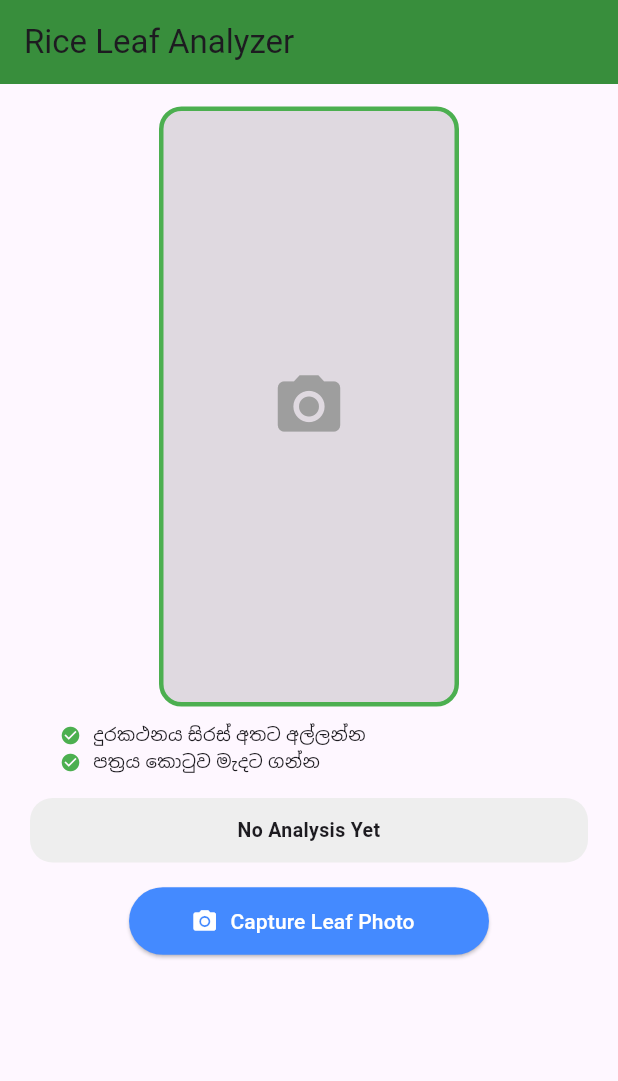
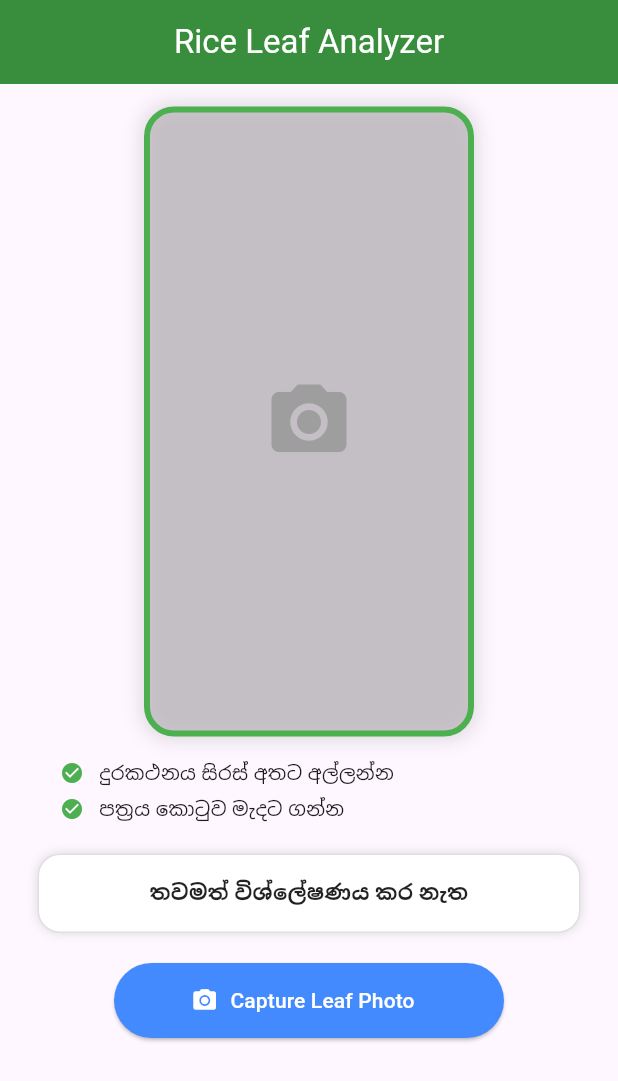
Before and after one commit to Anjanaaberathna01/Rice_Nutrient_Project, a Flutter app: the screen it shows after launch, on a phone screen of 412 x 824 dp. Shown: the top 1081 px of the screen. Run offline on Flutter 3.47's test engine with Material 3 defaults, Android fonts, the phone set to English and light mode, and no system bars; our stand-ins replace geolocator, google_maps_flutter, image_picker.

Commit message:
Refactor model loading and improve prediction logic; update UI messages and layout in mobile app

```diff
--- a/mobile_app_flutter/lib/main.dart
+++ b/mobile_app_flutter/lib/main.dart
@@ -3,7 +3,7 @@ import 'package:image_picker/image_picker.dart';
 import 'dart:io';
 import 'package:http/http.dart' as http;
 import 'dart:convert';
-import 'map_screen.dart'; // දැන් මෙය පාවිච්චි වන නිසා Warning එකක් එන්නේ නැත
+import 'map_screen.dart';
 import 'package:geolocator/geolocator.dart';
 import 'package:image/image.dart' as img;
 
@@ -33,7 +33,7 @@ class HomeScreen extends StatefulWidget {
 
 class _HomeScreenState extends State<HomeScreen> {
   File? _selectedImage;
-  String _result = "No Analysis Yet";
+  String _result = "තවමත් විශ්ලේෂණය කර නැත";
   bool _isLoading = false;
   double? _lat;
   double? _lng;
@@ -68,7 +68,7 @@ class _HomeScreenState extends State<HomeScreen> {
     if (image != null) {
       setState(() {
         _selectedImage = File(image.path);
-        _result = "Captured. Review and Analyze.";
+        _result = "පින්තූරය ලබාගත්තා. දැන් Analyze කරන්න.";
         _lat = null;
         _lng = null;
       });
@@ -80,17 +80,16 @@ class _HomeScreenState extends State<HomeScreen> {
 
     setState(() {
       _isLoading = true;
-      _result = "Processing Image & Analyzing...";
+      _result = "පින්තූරය පිරිසැකසුම් කරමින් විශ්ලේෂණය කරයි...";
     });
 
     try {
-      // --- පින්තූරය සැබෑ ලෙසම Crop කිරීමේ ක්‍රියාවලිය ---
+      // --- පින්තූරය Crop කිරීමේ ක්‍රියාවලිය ---
       final bytes = await _selectedImage!.readAsBytes();
       img.Image? originalImage = img.decodeImage(bytes);
 
       if (originalImage == null) throw Exception("Could not decode image");
 
-      // පටු සිරස් කොටසක් මැදින් කපා ගමු (Width 40% ට අඩු කරනවා)
       int cropWidth = (originalImage.width * 0.4).toInt();
       int cropHeight = originalImage.height;
 
@@ -105,12 +104,13 @@ class _HomeScreenState extends State<HomeScreen> {
       final tempDir = Directory.systemTemp;
       final croppedFile = File('${tempDir.path}/temp_crop.jpg');
       await croppedFile.writeAsBytes(img.encodeJpg(croppedImage));
-      // ---------------------------------------
 
+      // ස්ථානය ලබා ගැනීම
       Position position = await _determinePosition();
       _lat = position.latitude;
       _lng = position.longitude;
 
+      // Backend URL (මෙහි IP එක පරීක්ෂා කරන්න)
       var uri = Uri.parse('http://192.168.8.163:5000/predict');
       var request = http.MultipartRequest('POST', uri);
 
@@ -123,13 +123,19 @@ class _HomeScreenState extends State<HomeScreen> {
       var decodedData = json.decode(responseData);
 
       setState(() {
-        if (decodedData['is_rice'] == true) {
-          _result = "Status: ${decodedData['prediction']}\n"
-                    "Confidence: ${(decodedData['confidence'] * 100).toStringAsFixed(2)}%\n"
-                    "Solution: ${decodedData['solution']}";
+        // --- Status අනුව UI එක වෙනස් කිරීම ---
+        if (decodedData['status'] == 'success') {
+          _result = "තත්ත්වය: ${decodedData['prediction']}\n"
+                    "විශ්වාසනීයත්වය: ${(decodedData['confidence'] * 100).toStringAsFixed(2)}%\n"
+                    "විසඳුම: ${decodedData['solution']}";
+        } else if (decodedData['status'] == 'unclear') {
+          _lat = null; _lng = null;
+          _result = "⚠️ අපැහැදිලියි: ${decodedData['message']}";
+        } else if (decodedData['status'] == 'invalid') {
+          _lat = null; _lng = null;
+          _result = "❌ වැරදියි: ${decodedData['message']}";
         } else {
-          _lat = null; _lng = null;
-          _result = "Message: ${decodedData['message']}";
+          _result = "Error: ${decodedData['error'] ?? 'Unknown Error'}";
         }
       });
     } catch (e) {
@@ -144,7 +150,9 @@ class _HomeScreenState extends State<HomeScreen> {
     return Scaffold(
       appBar: AppBar(
         title: const Text("Rice Leaf Analyzer"),
+        centerTitle: true,
         backgroundColor: Colors.green[700],
+        foregroundColor: Colors.white,
       ),
       body: SafeArea(
         child: SingleChildScrollView(
@@ -154,57 +162,69 @@ class _HomeScreenState extends State<HomeScreen> {
 
               Center(
                 child: Container(
-                  width: 200,
-                  height: 400,
+                  width: 220,
+                  height: 420,
                   decoration: BoxDecoration(
-                    border: Border.all(color: Colors.green, width: 3),
-                    borderRadius: BorderRadius.circular(15),
+                    border: Border.all(color: Colors.green, width: 4),
+                    borderRadius: BorderRadius.circular(20),
                     color: Colors.black12,
+                    boxShadow: [
+                      BoxShadow(color: Colors.black12, blurRadius: 10, spreadRadius: 2)
+                    ]
                   ),
                   child: ClipRRect(
-                    borderRadius: BorderRadius.circular(12),
+                    borderRadius: BorderRadius.circular(16),
                     child: _selectedImage == null
-                        ? const Center(child: Icon(Icons.camera_alt, size: 50, color: Colors.grey))
+                        ? const Center(child: Icon(Icons.camera_alt, size: 60, color: Colors.grey))
                         : Image.file(_selectedImage!, fit: BoxFit.cover),
-                  ),
-                ),
-              ),
-
-              const SizedBox(height: 10),
-
-              const Padding(
-                padding: EdgeInsets.symmetric(horizontal: 40),
-                child: Column(
-                  children: [
-                    Row(children: [Icon(Icons.check_circle, color: Colors.green, size: 14), SizedBox(width: 8), Text("දුරකථනය සිරස් අතට අල්ලන්න", style: TextStyle(fontSize: 12))]),
-                    Row(children: [Icon(Icons.check_circle, color: Colors.green, size: 14), SizedBox(width: 8), Text("පත්‍රය කොටුව මැදට ගන්න", style: TextStyle(fontSize: 12))]),
-                  ],
-                ),
-              ),
-
-              const SizedBox(height: 15),
-
-              Padding(
-                padding: const EdgeInsets.symmetric(horizontal: 20),
-                child: Container(
-                  width: double.infinity,
-                  padding: const EdgeInsets.all(12),
-                  decoration: BoxDecoration(
-                    color: Colors.grey[200],
-                    borderRadius: BorderRadius.circular(15),
-                  ),
-                  child: Text(
-                    _result,
-                    textAlign: TextAlign.center,
-                    style: const TextStyle(fontSize: 13, fontWeight: FontWeight.bold),
                   ),
                 ),
               ),
 
               const SizedBox(height: 15),
 
+              const Padding(
+                padding: EdgeInsets.symmetric(horizontal: 40),
+                child: Column(
+                  children: [
+                    Row(children: [Icon(Icons.check_circle, color: Colors.green, size: 16), SizedBox(width: 10), Text("දුරකථනය සිරස් අතට අල්ලන්න", style: TextStyle(fontSize: 13, fontWeight: FontWeight.w500))]),
+                    SizedBox(height: 5),
+                    Row(children: [Icon(Icons.check_circle, color: Colors.green, size: 16), SizedBox(width: 10), Text("පත්‍රය කොටුව මැදට ගන්න", style: TextStyle(fontSize: 13, fontWeight: FontWeight.w500))]),
+                  ],
+                ),
+              ),
+
+              const SizedBox(height: 20),
+
+              Padding(
+                padding: const EdgeInsets.symmetric(horizontal: 25),
+                child: Container(
+                  width: double.infinity,
+                  padding: const EdgeInsets.all(15),
+                  decoration: BoxDecoration(
+                    color: Colors.white,
+                    borderRadius: BorderRadius.circular(15),
+                    border: Border.all(color: Colors.grey[300]!),
+                    boxShadow: [
+                      BoxShadow(color: Colors.black12, blurRadius: 5)
+                    ]
+                  ),
+                  child: Text(
+                    _result,
+                    textAlign: TextAlign.center,
+                    style: TextStyle(
+                      fontSize: 14,
+                      fontWeight: FontWeight.bold,
+                      color: _result.contains('❌') ? Colors.red : (_result.contains('⚠️') ? Colors.orange[800] : Colors.black87)
+                    ),
+                  ),
+                ),
+              ),
+
+              const SizedBox(height: 20),
+
               _isLoading
-                ? const CircularProgressIndicator()
+                ? const CircularProgressIndicator(color: Colors.green)
                 : Column(
                     children: [
                       ElevatedButton.icon(
@@ -214,11 +234,11 @@ class _HomeScreenState extends State<HomeScreen> {
                         style: ElevatedButton.styleFrom(
                           backgroundColor: Colors.blueAccent,
                           foregroundColor: Colors.white,
-                          minimumSize: const Size(240, 45),
+                          minimumSize: const Size(260, 50),
                           shape: RoundedRectangleBorder(borderRadius: BorderRadius.circular(30))
                         ),
                       ),
-                      const SizedBox(height: 12),
+                      const SizedBox(height: 15),
                       if (_selectedImage != null)
                         ElevatedButton.icon(
                           onPressed: _uploadImage,
@@ -227,15 +247,14 @@ class _HomeScreenState extends State<HomeScreen> {
                           style: ElevatedButton.styleFrom(
                             backgroundColor: Colors.green[600],
                             foregroundColor: Colors.white,
-                            minimumSize: const Size(240, 45),
+                            minimumSize: const Size(260, 50),
                             shape: RoundedRectangleBorder(borderRadius: BorderRadius.circular(30))
                           ),
                         ),
 
-                      // --- Map Button එක ආපසු එකතු කළා ---
                       if (_lat != null && _lng != null)
                         Padding(
-                          padding: const EdgeInsets.only(top: 12),
+                          padding: const EdgeInsets.only(top: 15),
                           child: ElevatedButton.icon(
                             onPressed: () {
                               Navigator.push(
@@ -252,14 +271,14 @@ class _HomeScreenState extends State<HomeScreen> {
                             style: ElevatedButton.styleFrom(
                               backgroundColor: Colors.orange[700],
                               foregroundColor: Colors.white,
-                              minimumSize: const Size(240, 45),
+                              minimumSize: const Size(260, 50),
                               shape: RoundedRectangleBorder(borderRadius: BorderRadius.circular(30))
                             ),
                           ),
                         ),
                     ],
                   ),
-              const SizedBox(height: 30),
+              const SizedBox(height: 40),
             ],
           ),
         ),
```
Also changed, not shown: 2 other files.
